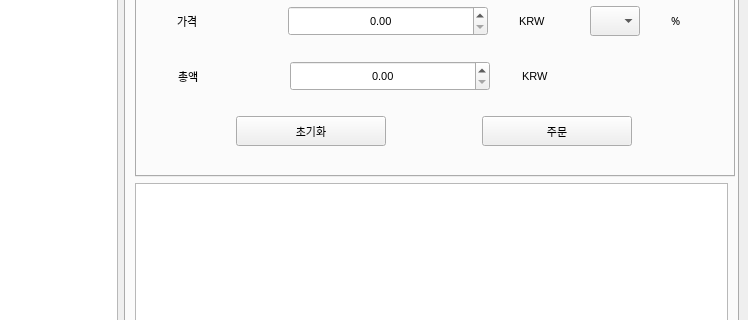
Above: main1.ui from changhee-won/AiCoinsTrade before the change; both pictures show x 328 to 1076 and y 203 to 523 of the 1076 by 800 pixel window. Below: the same form after it.
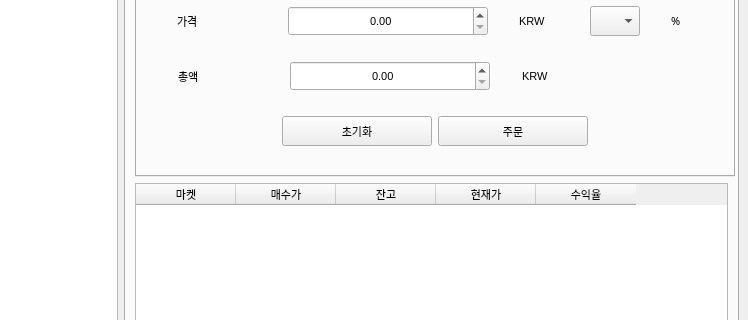
That is the form after the change. The open tabs and pages were chosen to show the change.

```diff
--- a/main1.ui
+++ b/main1.ui
@@ -536,6 +536,19 @@
               </item>
               <item>
                <layout class="QHBoxLayout" name="horizontalLayout_7">
+                <item>
+                 <spacer name="horizontalSpacer_6">
+                  <property name="orientation">
+                   <enum>Qt::Horizontal</enum>
+                  </property>
+                  <property name="sizeHint" stdset="0">
+                   <size>
+                    <width>40</width>
+                    <height>20</height>
+                   </size>
+                  </property>
+                 </spacer>
+                </item>
                 <item>
                  <widget class="QPushButton" name="pushButton_init">
                   <property name="minimumSize">
@@ -574,6 +587,19 @@
                   </property>
                  </widget>
                 </item>
+                <item>
+                 <spacer name="horizontalSpacer_7">
+                  <property name="orientation">
+                   <enum>Qt::Horizontal</enum>
+                  </property>
+                  <property name="sizeHint" stdset="0">
+                   <size>
+                    <width>40</width>
+                    <height>20</height>
+                   </size>
+                  </property>
+                 </spacer>
+                </item>
                </layout>
               </item>
              </layout>
@@ -1162,7 +1188,7 @@
              </font>
             </property>
             <attribute name="horizontalHeaderVisible">
-             <bool>false</bool>
+             <bool>true</bool>
             </attribute>
             <attribute name="horizontalHeaderStretchLastSection">
              <bool>false</bool>
```
Left out of the diff: 44 changed lines with no effect on the pictures.
